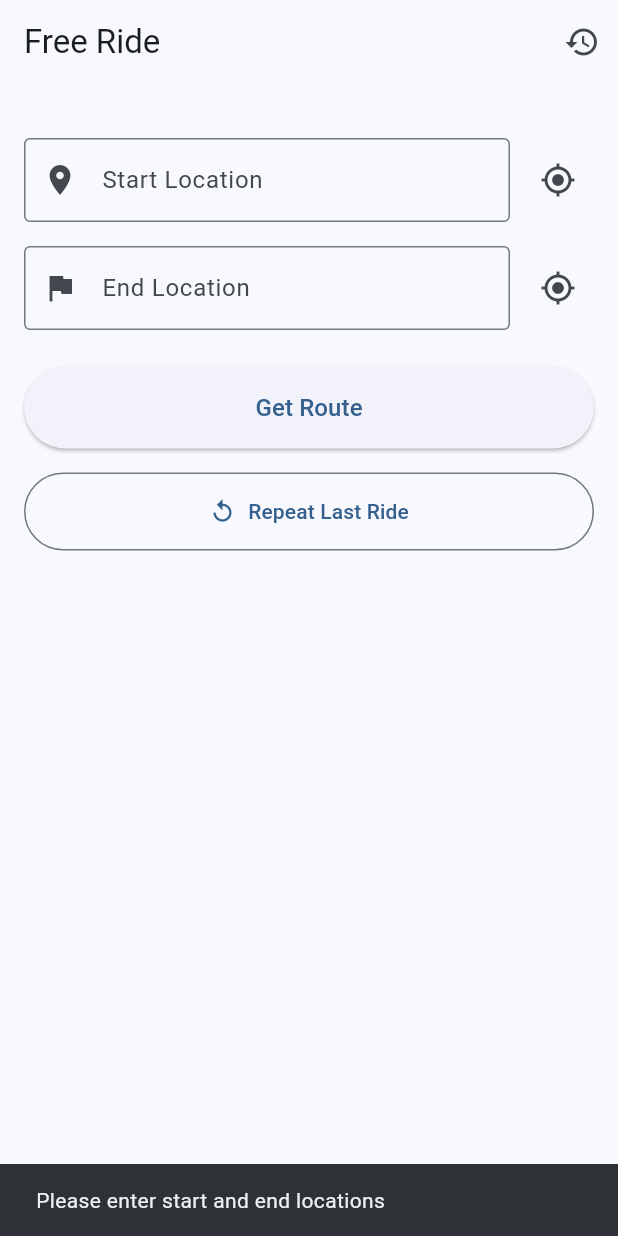
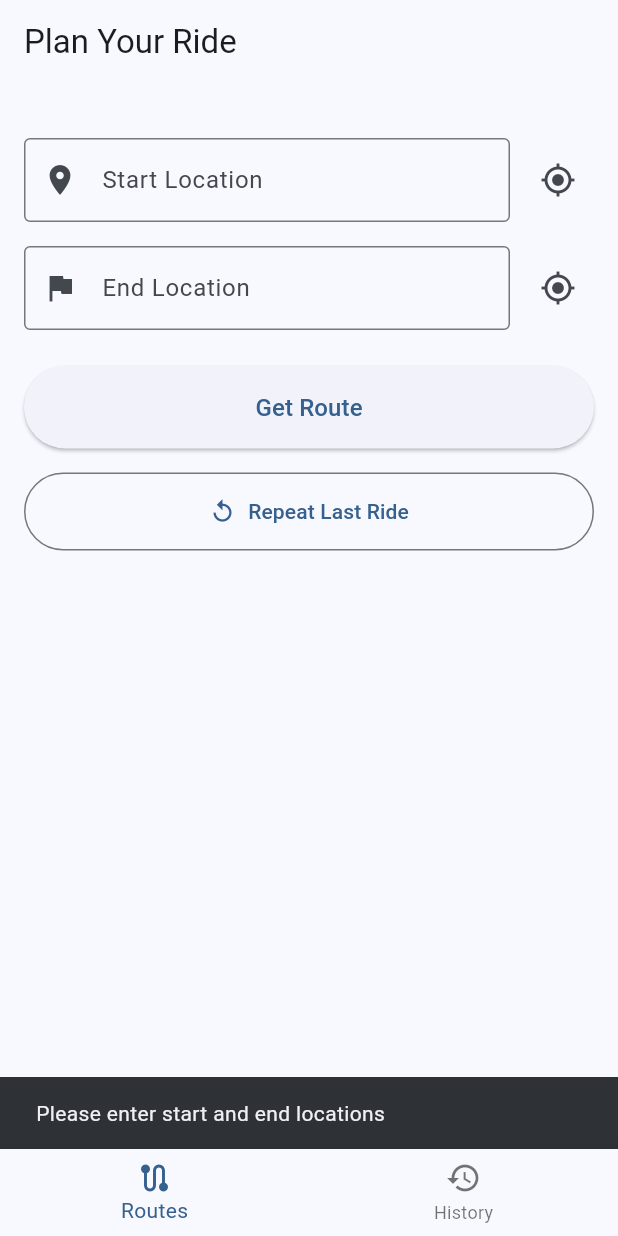
Before and after one commit to jackxuhong/free_ride, a Flutter app: the screen it shows after launch, after a tap on "Get Route", on a phone screen of 412 x 824 dp. Run offline on Flutter 3.47's test engine with Material 3 defaults, Android fonts, the light colour scheme and no system bars; our stand-ins replace fl_chart, flutter_dotenv, flutter_map, geocoding, geolocator, hive and 2 more; accounts and stored records are empty.

Commit message:
Refactor navigation structure: replace InputScreen with HomeScreen and update app title

```diff
--- a/lib/main.dart
+++ b/lib/main.dart
@@ -4,7 +4,7 @@ import 'package:provider/provider.dart';
 import 'package:free_ride/services/route_storage_service.dart';
 import 'package:free_ride/providers/route_provider.dart';
 import 'package:free_ride/providers/ride_provider.dart';
-import 'package:free_ride/screens/input_screen.dart';
+import 'package:free_ride/screens/home_screen.dart';
 
 void main() async {
   WidgetsFlutterBinding.ensureInitialized();
@@ -34,7 +34,7 @@ class MyApp extends StatelessWidget {
           colorScheme: ColorScheme.fromSeed(seedColor: Colors.blue),
           useMaterial3: true,
         ),
-        home: const InputScreen(),
+        home: const HomeScreen(),
         debugShowCheckedModeBanner: false,
       ),
     );
--- /dev/null
+++ b/lib/screens/home_screen.dart
@@ -0,0 +1,47 @@
+import 'package:flutter/material.dart';
+import 'package:free_ride/screens/input_screen.dart';
+import 'package:free_ride/screens/history_screen.dart';
+
+class HomeScreen extends StatefulWidget {
+  const HomeScreen({super.key});
+
+  @override
+  State<HomeScreen> createState() => _HomeScreenState();
+}
+
+class _HomeScreenState extends State<HomeScreen> {
+  int _currentIndex = 0;
+
+  final List<Widget> _screens = [
+    const InputScreen(),
+    const HistoryScreen(),
+  ];
+
+  @override
+  Widget build(BuildContext context) {
+    return Scaffold(
+      body: IndexedStack(
+        index: _currentIndex,
+        children: _screens,
+      ),
+      bottomNavigationBar: BottomNavigationBar(
+        currentIndex: _currentIndex,
+        onTap: (index) {
+          setState(() {
+            _currentIndex = index;
+          });
+        },
+        items: const [
+          BottomNavigationBarItem(
+            icon: Icon(Icons.route),
+            label: 'Routes',
+          ),
+          BottomNavigationBarItem(
+            icon: Icon(Icons.history),
+            label: 'History',
+          ),
+        ],
+      ),
+    );
+  }
+}
--- a/lib/screens/input_screen.dart
+++ b/lib/screens/input_screen.dart
@@ -125,20 +125,7 @@ class _InputScreenState extends State<InputScreen> {
 
     return Scaffold(
       appBar: AppBar(
-        title: const Text('Free Ride'),
-        actions: [
-          IconButton(
-            icon: const Icon(Icons.history),
-            onPressed: () {
-              Navigator.of(context).push(
-                MaterialPageRoute(
-                  builder: (context) => const HistoryScreen(),
-                ),
-              );
-            },
-            tooltip: 'Ride History',
-          ),
-        ],
+        title: const Text('Plan Your Ride'),
       ),
       body: Stack(
         children: [
```
